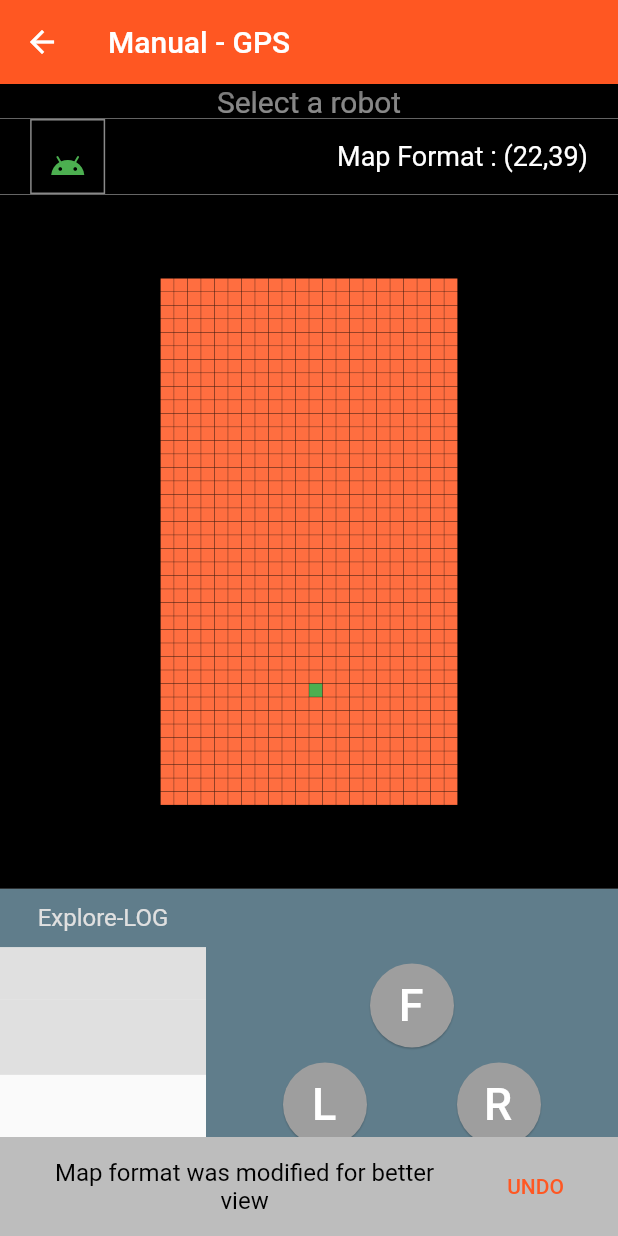
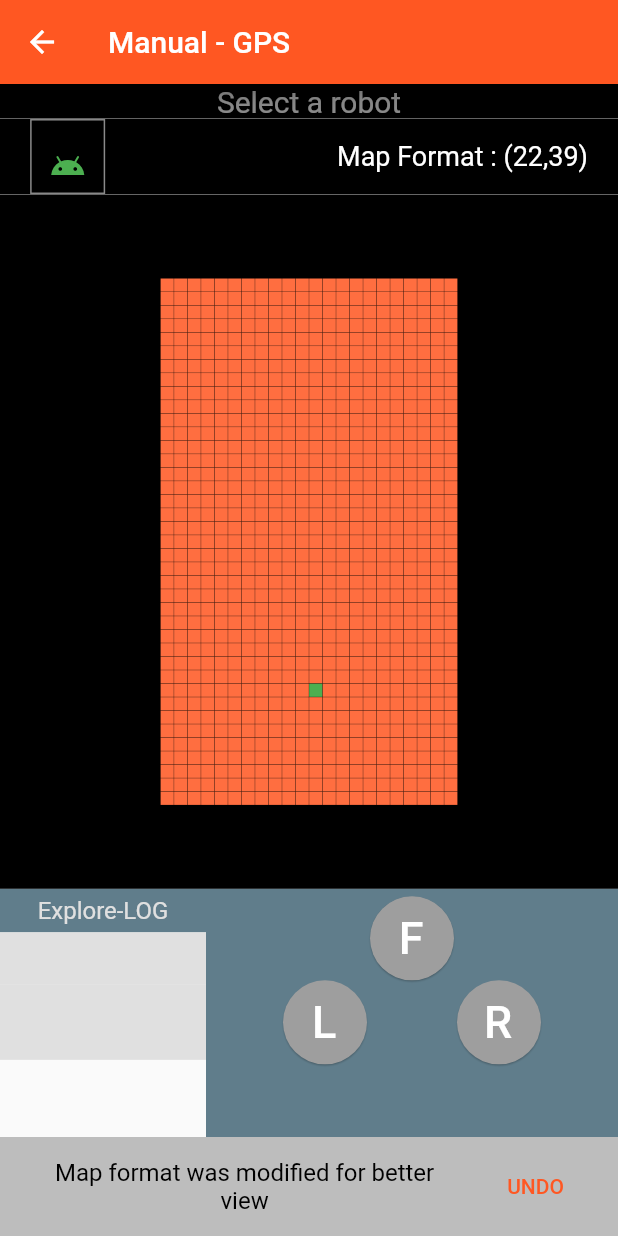
Before and after one commit to JeronimoRepetto/martian-robots, a Flutter app: the GpsScreen screen opened directly, on a phone screen of 412 x 824 dp. Run offline on Flutter 3.47's test engine with Material 2 defaults, Android fonts, the phone set to English and light mode, and no system bars.

Commit message:
aspect ratio improvements

```diff
--- a/martian_robots/lib/ui/gps_screen.dart
+++ b/martian_robots/lib/ui/gps_screen.dart
@@ -76,17 +76,11 @@ class _GpsScreenState extends State<GpsScreen> {
             child: Container(
                 decoration: BoxDecoration(color: Colors.black),
                 child: Center(
-                  child: Container(
-                    width: MediaQuery.of(context).size.width - 19,
-                    height: (MediaQuery.of(context).size.height / 2) - 19,
-                    child: Center(
                     child: Column(
                   crossAxisAlignment: CrossAxisAlignment.center,
                   mainAxisAlignment: MainAxisAlignment.center,
                   children: _mapCreator(),
-                    )),
-                  ),
-                )),
+                ))),
           ),
           Expanded(
             flex: 1,
@@ -100,7 +94,7 @@ class _GpsScreenState extends State<GpsScreen> {
                           color: Colors.blueGrey,
                           width: MediaQuery.of(context).size.width / 3,
                           child: Padding(
-                            padding: const EdgeInsets.all(10.0),
+                            padding: const EdgeInsets.all(5.0),
                             child: Text(
                               'Explore-LOG',
                               style: TextStyle(
@@ -140,7 +134,8 @@ class _GpsScreenState extends State<GpsScreen> {
                                 children: [
                                   Container(
                                     color: Colors.grey[300],
-                                    width: MediaQuery.of(context).size.width / 3,
+                                    width:
+                                        MediaQuery.of(context).size.width / 3,
                                     child: Padding(
                                       padding: const EdgeInsets.all(10.0),
                                       child: Text(
@@ -154,7 +149,8 @@ class _GpsScreenState extends State<GpsScreen> {
                                   ),
                                   Container(
                                     color: Colors.grey[300],
-                                    width: MediaQuery.of(context).size.width / 3,
+                                    width:
+                                        MediaQuery.of(context).size.width / 3,
                                     height: 50.0,
                                   ),
                                 ],
@@ -166,13 +162,11 @@ class _GpsScreenState extends State<GpsScreen> {
                     ),
                     Expanded(
                       child: Container(
-                        padding: const EdgeInsets.symmetric(vertical: 20.0),
+                        padding: const EdgeInsets.symmetric(vertical: 5.0),
                         color: Colors.blueGrey,
-                        child: Padding(
-                          padding: const EdgeInsets.all(10.0),
                         child: Column(
                           crossAxisAlignment: CrossAxisAlignment.center,
-                            mainAxisAlignment: MainAxisAlignment.center,
+                          mainAxisAlignment: MainAxisAlignment.start,
                           children: [
                             Center(
                                 child: ActionButton(
@@ -180,10 +174,7 @@ class _GpsScreenState extends State<GpsScreen> {
                               function: _chargeInput,
                               activate: _idRobotSelected != null,
                             )),
-                              Padding(
-                                padding:
-                                    const EdgeInsets.symmetric(vertical: 10.0),
-                                child: Row(
+                            Row(
                               mainAxisAlignment: MainAxisAlignment.center,
                               children: [
                                 Padding(
@@ -206,9 +197,7 @@ class _GpsScreenState extends State<GpsScreen> {
                                 ),
                               ],
                             ),
-                              ),
                           ],
-                          ),
                         ),
                       ),
                     )
@@ -321,11 +310,15 @@ class _GpsScreenState extends State<GpsScreen> {
     });
     finalList.add(Expanded(
       child: Container(
-        child: Text("Map Format : (" +
+        child: Text(
+          "Map Format : (" +
               _gpsController.mapX.toString() +
               "," +
               _gpsController.mapY.toString() +
-            ")",textAlign: TextAlign.end,style: TextStyle(color: Colors.white,fontSize: 18),),
+              ")",
+          textAlign: TextAlign.end,
+          style: TextStyle(color: Colors.white, fontSize: 18),
+        ),
       ),
     ));
     return finalList;
@@ -344,7 +337,7 @@ class _GpsScreenState extends State<GpsScreen> {
               Padding(
                 padding: const EdgeInsets.all(0.1),
                 child: InkWell(
-                  onTap: (){
+                  onTap: () {
                     setState(() {
                       _idRobotSelected = idRobot;
                     });
```
Lines whose indentation alone changed are shown as unchanged.
